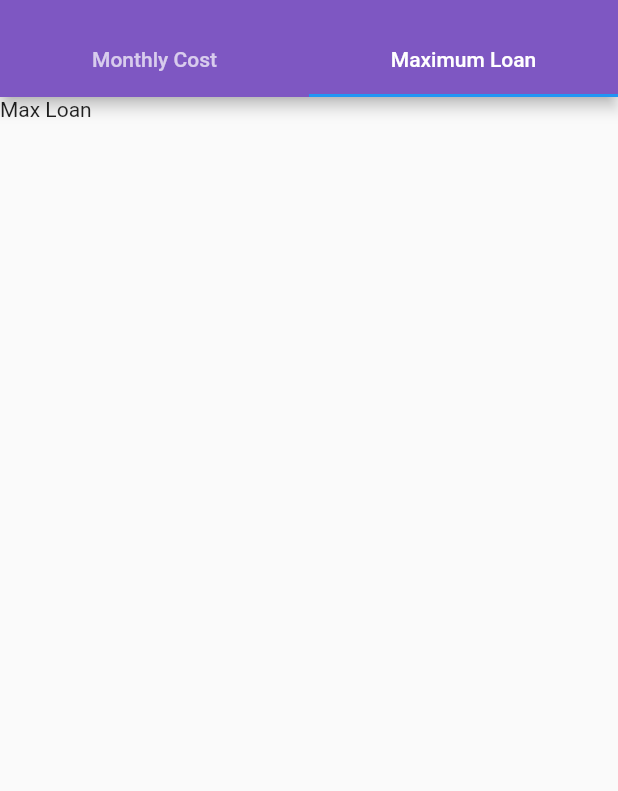
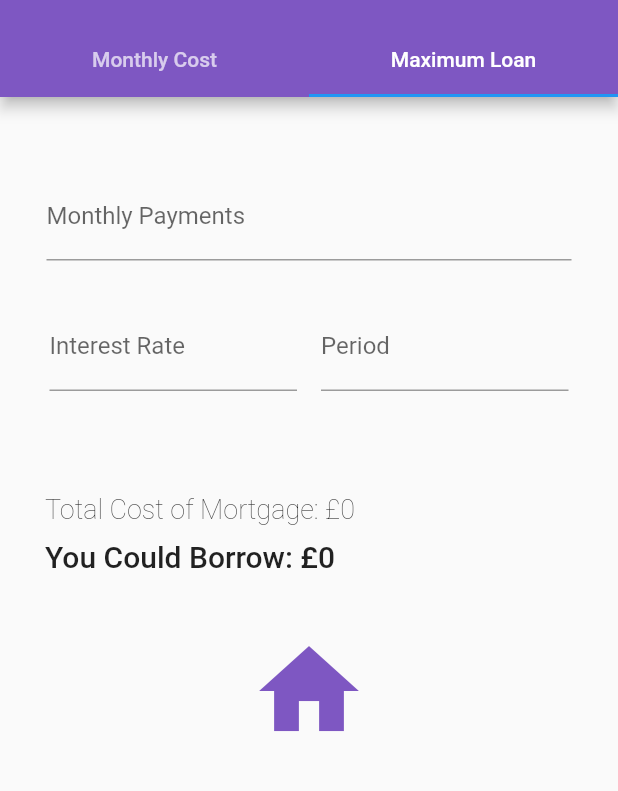
Before and after one commit to LouiseReid/mortgage_calculator, a Flutter app: the screen it shows after launch, tab 2 chosen, on a phone screen of 412 x 824 dp, the part 59-850 px from its top. Run offline on Flutter 3.47's test engine with Material 2 defaults, Android fonts, the phone set to English and light mode, and no system bars.

Commit message:
max loan

```diff
--- a/lib/ui/max_loan.dart
+++ b/lib/ui/max_loan.dart
@@ -1,3 +1,5 @@
+import 'dart:math';
+
 import 'package:flutter/material.dart';
 
 class MaxLoan extends StatefulWidget {
@@ -6,10 +8,117 @@ class MaxLoan extends StatefulWidget {
 }
 
 class _MaxLoanState extends State<MaxLoan> {
+  var _monthlyPayments = new TextEditingController();
+  var _period = new TextEditingController();
+  var _interestRate = new TextEditingController();
+    double _borrowAmount = 0.0;
+  double _totalRepayment = 0.0;
+
+   @override
+  void initState() {
+    super.initState();
+    _monthlyPayments.addListener(_calculateMortgage);
+    _period.addListener(_calculateMortgage);
+    _interestRate.addListener(_calculateMortgage);
+  }
+
+  void _calculateMortgage() {
+    double interestRate = (double.parse(_interestRate.text) / 100) / 12;
+    int months = int.parse(_period.text) * 12;
+    double monthlyTop = interestRate * pow((1 + interestRate), months);
+    double monthlyBottom = pow(1 + interestRate, months) - 1;
+    double borrowAmount =
+        double.parse(_monthlyPayments.text) / (monthlyTop / monthlyBottom);
+    double totalRepayment = double.parse(_monthlyPayments.text) * months;
+
+    setState(() {
+      _borrowAmount = borrowAmount;
+      _totalRepayment = totalRepayment;
+    });
+  }
   @override
   Widget build(BuildContext context) {
-    return Container(
-      child: Text('Max Loan'),
+    return ListView(
+      children: <Widget>[
+        Container(
+          child: Padding(
+            padding: const EdgeInsets.fromLTRB(15.0, 50.0, 15.0, 0.0),
+            child: Column(
+              children: <Widget>[
+                Padding(
+                    padding: const EdgeInsets.only(
+                        left: 16.0, right: 16.0, bottom: 10.0),
+                    child: TextField(
+                        controller: _monthlyPayments,
+                        keyboardType: TextInputType.number,
+                        decoration: InputDecoration(
+                          labelText: 'Monthly Payments',
+                          prefix: Text('£'),
+                        ))),
+                Padding(
+                  padding: const EdgeInsets.all(10.0),
+                  child: Row(
+                    mainAxisAlignment: MainAxisAlignment.spaceAround,
+                    children: <Widget>[
+                      Expanded(
+                        child: Padding(
+                          padding: const EdgeInsets.all(8.0),
+                          child: TextField(
+                              controller: _interestRate,
+                              keyboardType: TextInputType.number,
+                              decoration: InputDecoration(
+                                  labelText: 'Interest Rate',
+                                  suffixText: '%',
+                                  suffixStyle: TextStyle(fontSize: 13.0))),
+                        ),
+                      ),
+                      Expanded(
+                        child: Padding(
+                          padding: const EdgeInsets.all(8.0),
+                          child: TextField(
+                              controller: _period,
+                              keyboardType: TextInputType.number,
+                              decoration: InputDecoration(
+                                  labelText: 'Period',
+                                  suffixText: 'years',
+                                  suffixStyle: TextStyle(fontSize: 13.0))),
+                        ),
+                      )
+                    ],
+                  ),
+                )
+              ],
+            ),
+          ),
+        ),
+        Padding(
+          padding: const EdgeInsets.only(top: 50.0),
+          child: Container(
+            margin: const EdgeInsets.only(left: 30.0),
+            child: Column(
+              crossAxisAlignment: CrossAxisAlignment.start,
+              children: <Widget>[
+                Text(
+                  "Total Cost of Mortgage: £${_totalRepayment.round()}",
+                  style: TextStyle(fontSize: 18.0, fontWeight: FontWeight.w100),
+                ),
+                Padding(
+                  padding: const EdgeInsets.only(top: 10.0),
+                  child: Text("You Could Borrow: £${_borrowAmount.round()}",
+                      style: TextStyle(
+                          fontSize: 20.0, fontWeight: FontWeight.w500)),
+                )
+              ],
+            ),
+          ),
+        ),
+        Padding(
+          padding: const EdgeInsets.only(top: 38.0),
+          child: Container(
+            child: Icon(Icons.home, color: Colors.deepPurple[400], size: 80.0),
+          ),
+        )
+      ],
     );
   }
 }
--- a/lib/ui/monthly_cost.dart
+++ b/lib/ui/monthly_cost.dart
@@ -100,7 +100,7 @@ class _MonthlyState extends State<Monthly> {
               children: <Widget>[
                 Text(
                   "Total Cost of Mortgage: £${_totalRepayment.round()}",
-                  style: TextStyle(fontSize: 20.0, fontWeight: FontWeight.w100),
+                  style: TextStyle(fontSize: 18.0, fontWeight: FontWeight.w100),
                 ),
                 Padding(
                   padding: const EdgeInsets.only(top: 10.0),
```
